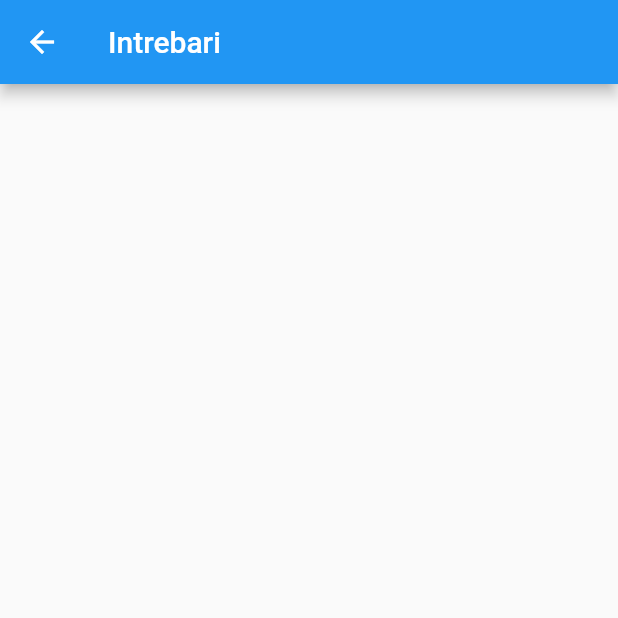
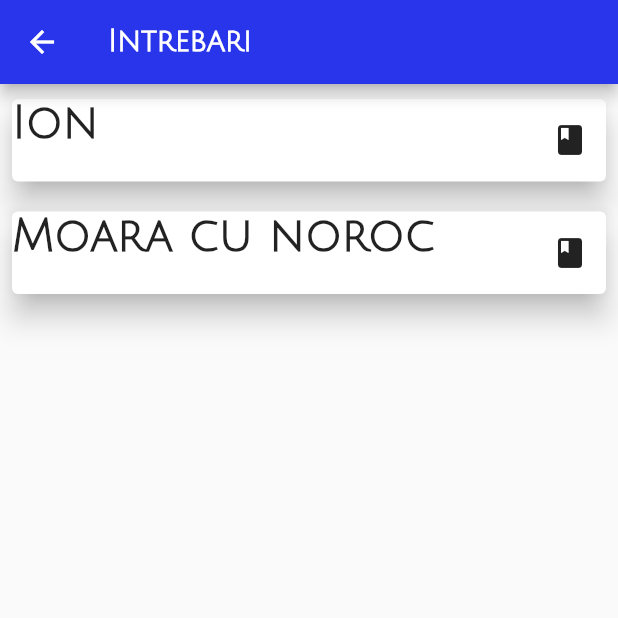
Before and after one commit to LecturaProject/Lectura, a Flutter app: the Intrebari screen opened directly, on a phone screen of 412 x 824 dp, the top half of it. Run offline on Flutter 3.47's test engine with Material 2 defaults, Android fonts, the phone set to English and light mode, and no system bars; statements that could not run were skipped.

Commit message:
Facut pagina de intrebari(e gata) si o parte din pagina de quizz important : mishu nu iti baga mainile singur in astea ca sigur strici ceva. Nu uita sa adaugi autor la sInt ala si in fisiere

```diff
--- a/lib/Intrebari.dart
+++ b/lib/Intrebari.dart
@@ -1,12 +1,30 @@
 import 'package:flutter/material.dart';
-
+import 'package:lectura/IntrebariWidget.dart';
+TextStyle stil20 = new TextStyle(
+  fontSize: 20,
+  fontFamily: 'Julius',
+  fontWeight: FontWeight.bold,
+);
 class Intrebari extends StatelessWidget {
   @override
   Widget build(BuildContext context) {
     return Scaffold(
       appBar: AppBar(
-        title: Text("Intrebari"),
+        title: Text("Intrebari",style: stil20,),
+        backgroundColor: Color.fromRGBO(40, 53, 234, 1),
       ),
+      body:
+        Column(
+          children: <Widget>[
+            Expanded(
+              child:
+              ListView(
+                children: ListaRecomandari,
+              ),
+            ),
+          ],
+        )
     );
   }
 }
+List <Widget> ListaRecomandari= new List<Widget>();
--- /dev/null
+++ b/lib/IntrebariWidget.dart
@@ -0,0 +1,63 @@
+import 'package:flutter/material.dart';
+import 'book_manager.dart';
+import 'quizz.dart';
+import 'books.dart';
+import 'lista_intrebari.dart';
+class intrebareWidget extends StatelessWidget {
+  String title;
+  String author;
+  int total_pages;
+  int read_pages;
+  intrebareWidget({this.title, this.author, this.read_pages, this.total_pages});
+  @override
+  Widget build(BuildContext context) {
+    return new Card(
+      color: Colors.white,
+      elevation: 8,
+      margin: EdgeInsets.symmetric(vertical: 10, horizontal: 8),
+      child: Row(
+        mainAxisAlignment: MainAxisAlignment.spaceBetween,
+        children: <Widget>[
+          Column(
+            crossAxisAlignment: CrossAxisAlignment.start,
+            children: <Widget>[
+              Text(
+                title,
+                overflow: TextOverflow.ellipsis,
+                style: TextStyle(
+                  fontFamily: 'Julius',
+                  fontSize: 30,
+                  fontWeight: FontWeight.bold,
+                ),
+              ),
+              Text(
+                author,
+                overflow: TextOverflow.ellipsis,
+                style: TextStyle(
+                  fontFamily: 'Julius',
+                  fontSize: 20,
+                  fontWeight: FontWeight.bold,
+                ),
+              ),
+            ],
+          ),
+          IconButton(
+            icon: Icon(Icons.book),
+            onPressed: () {
+              Book thisbook = new Book.fromEmpty();
+              thisbook.name = title;
+              thisbook.author = author;
+              thisbook.pages = total_pages;
+              thisbook.readPages = read_pages;
+              sInt helper = intrebari[0].findSintByTitle(title);
+              Navigator.push(
+                context,
+                MaterialPageRoute(builder: (context) => quizz_game(quizz_book: thisbook, thisSet: helper,)),
+              );
+            },
+          ),
+        ],
+      ),
+    );
+  }
+}
--- a/lib/lista_intrebari.dart
+++ b/lib/lista_intrebari.dart
@@ -1,7 +1,14 @@
 import 'intrebare.dart';
+List<sInt> intrebari=new List<sInt>();
 class sInt{
-  List<Intrebare>lint;
+  List<Intrebare>lint = new List<Intrebare>();
   String titlu;
+  sInt findSintByTitle(String title)
+  {
+    for(int i = 0; i < intrebari.length ; i ++)
+    {
+      if(intrebari[i].titlu == title)
+        return intrebari[i];
+    }
+  }
 }
-
-List<sInt>intrebari;
```
Also changed, not shown: lib/main.dart (+27 -24 lines), lib/quizz.dart (added, +87 -0 lines).
